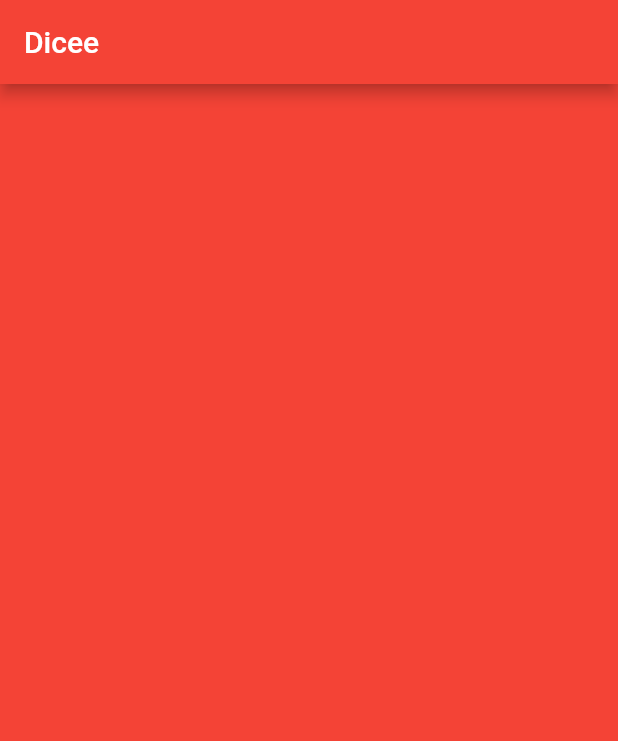
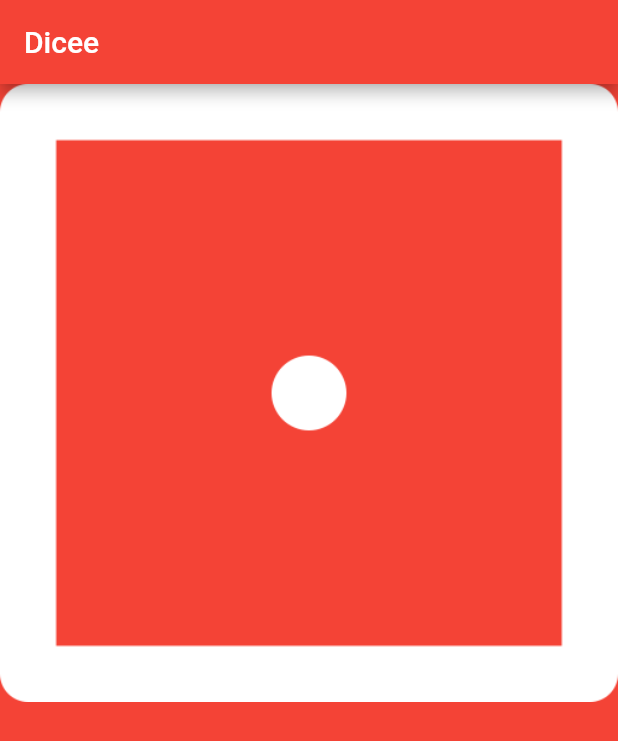
Before and after one commit to n04h/flutter_practice, a Flutter app: the screen it shows after launch, on a phone screen of 412 x 824 dp. Shown: the top 741 px of the screen. Run offline on Flutter 3.47's test engine with Material 2 defaults, Android fonts, the phone set to English and light mode, and no system bars.

Commit message:
✨ Expandedをつかって空いているスペースいっぱいに表示させる方法

```diff
--- a/lib/main.dart
+++ b/lib/main.dart
@@ -18,6 +18,14 @@ void main() {
 class DicePage extends StatelessWidget {
   @override
   Widget build(BuildContext context) {
-    return Container();
+    return Row(
+      children: <Widget>[
+        Expanded(
+          child: Image(
+            image: AssetImage('images/dice1.png'),
+          ),
+        ),
+      ],
+    );
   }
 }
```
